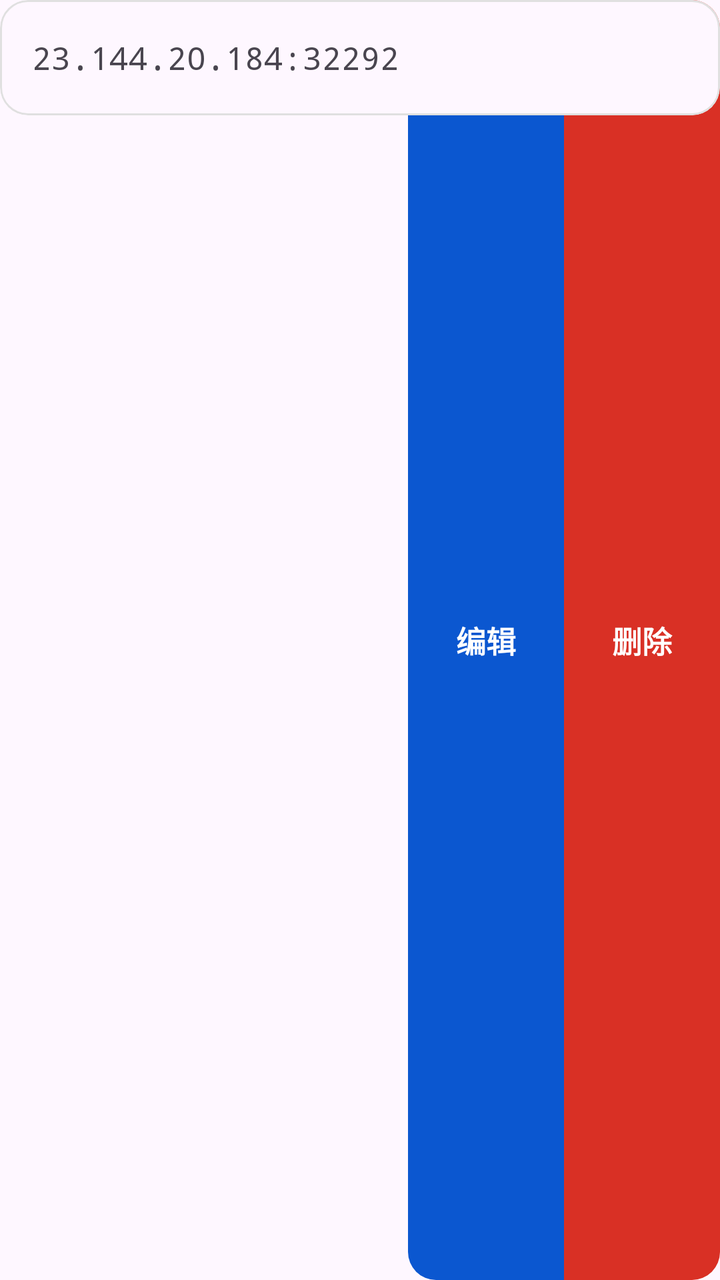
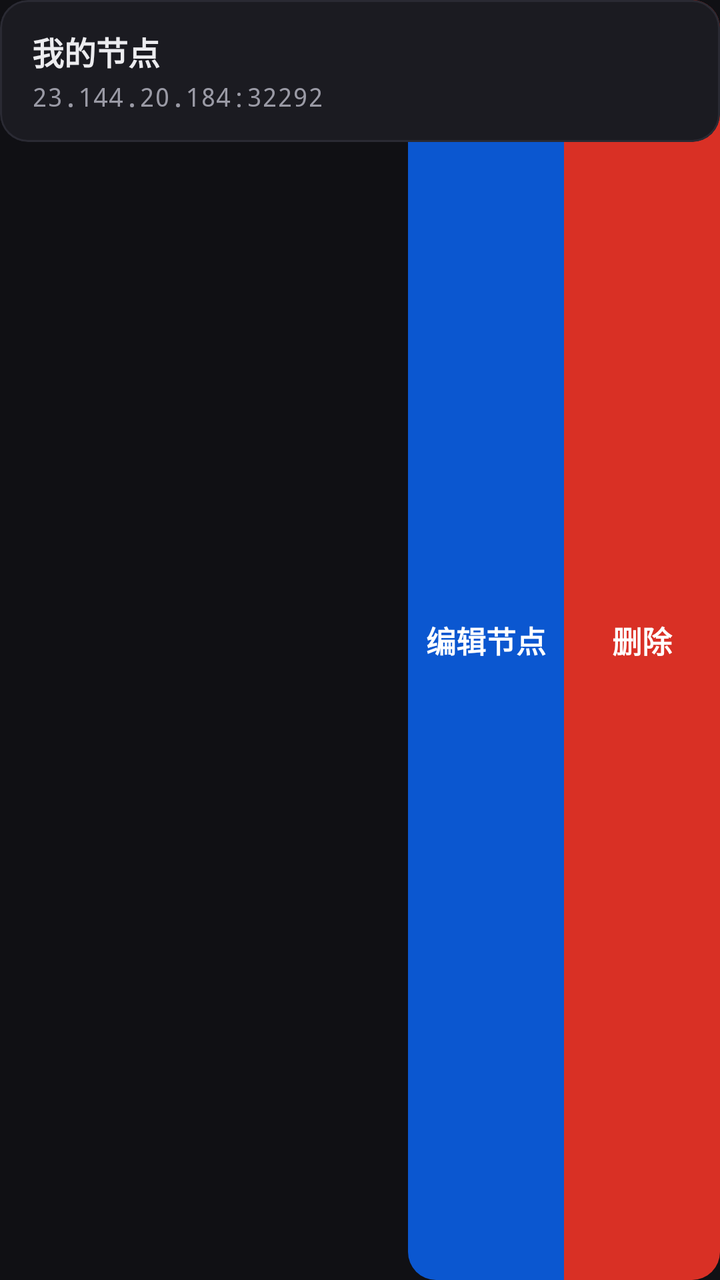

Before-and-after screenshots of an Android layout around one commit, followed by the original layout XML and the change that was made.
<!-- AndroidManifest.xml: application theme Theme.EchOS -->
<!-- res/layout/item_entry_card.xml -->
<?xml version="1.0" encoding="utf-8"?>
<FrameLayout xmlns:android="http://schemas.android.com/apk/res/android"
    xmlns:app="http://schemas.android.com/apk/res-auto"
    android:layout_width="match_parent"
    android:layout_height="wrap_content"
    android:layout_marginBottom="10dp">

    
    <LinearLayout
        android:id="@+id/actionBar"
        android:layout_width="match_parent"
        android:layout_height="match_parent"
        android:gravity="end|center_vertical"
        android:orientation="horizontal">

        <TextView
            android:id="@+id/btnEdit"
            android:layout_width="78dp"
            android:layout_height="match_parent"
            android:background="@drawable/bg_action_edit"
            android:gravity="center"
            android:text="编辑"
            android:textColor="#FFFFFF"
            android:textSize="15sp"
            android:textStyle="bold" />

        <TextView
            android:id="@+id/btnDelete"
            android:layout_width="78dp"
            android:layout_height="match_parent"
            android:background="@drawable/bg_action_delete"
            android:gravity="center"
            android:text="删除"
            android:textColor="#FFFFFF"
            android:textSize="15sp"
            android:textStyle="bold" />
    </LinearLayout>

    
    <com.google.android.material.card.MaterialCardView
        android:id="@+id/cardRoot"
        android:layout_width="match_parent"
        android:layout_height="wrap_content"
        android:clickable="true"
        android:focusable="true"
        app:cardCornerRadius="14dp"
        app:strokeWidth="1dp"
        app:strokeColor="#E0E0E0">

        <LinearLayout
            android:layout_width="match_parent"
            android:layout_height="wrap_content"
            android:gravity="center_vertical"
            android:orientation="horizontal"
            android:paddingHorizontal="16dp"
            android:paddingVertical="18dp">

            <TextView
                android:id="@+id/cardText"
                android:layout_width="0dp"
                android:layout_height="wrap_content"
                android:layout_weight="1"
                android:ellipsize="end"
                android:fontFamily="monospace"
                android:singleLine="true"
                android:text="23.144.20.184:32292"
                android:textSize="16sp" />

            <TextView
                android:id="@+id/cardActive"
                android:layout_width="wrap_content"
                android:layout_height="wrap_content"
                android:layout_marginStart="10dp"
                android:text="✓ 使用中"
                android:textColor="#0B57D0"
                android:textSize="13sp"
                android:textStyle="bold"
                android:visibility="gone" />
        </LinearLayout>
    </com.google.android.material.card.MaterialCardView>
</FrameLayout>
<!-- resources referenced by this layout -->
<resources>
  <!-- drawable bg_action_delete (drawable) -->
  <?xml version="1.0" encoding="utf-8"?>
  <shape xmlns:android="http://schemas.android.com/apk/res/android">
      <solid android:color="#D93025" />
      <corners
          android:topRightRadius="14dp"
          android:bottomRightRadius="14dp" />
  </shape>
  <!-- drawable bg_action_edit (drawable) -->
  <?xml version="1.0" encoding="utf-8"?>
  <shape xmlns:android="http://schemas.android.com/apk/res/android">
      <solid android:color="#0B57D0" />
      <corners
          android:topLeftRadius="14dp"
          android:bottomLeftRadius="14dp" />
  </shape>
  <style name="Theme.EchOS" parent="Theme.Material3.DayNight.NoActionBar" />
</resources>

<!-- the commit's change to res/layout/item_entry_card.xml (unified diff, before → after) -->
@@ -19,7 +19,7 @@
             android:layout_height="match_parent"
             android:background="@drawable/bg_action_edit"
             android:gravity="center"
-            android:text="编辑"
+            android:text="@string/edit_node"
             android:textColor="#FFFFFF"
             android:textSize="15sp"
             android:textStyle="bold" />
@@ -30,7 +30,7 @@
             android:layout_height="match_parent"
             android:background="@drawable/bg_action_delete"
             android:gravity="center"
-            android:text="删除"
+            android:text="@string/delete"
             android:textColor="#FFFFFF"
             android:textSize="15sp"
             android:textStyle="bold" />
@@ -43,9 +43,10 @@
         android:layout_height="wrap_content"
         android:clickable="true"
         android:focusable="true"
+        app:cardBackgroundColor="@color/ech_card"
         app:cardCornerRadius="14dp"
         app:strokeWidth="1dp"
-        app:strokeColor="#E0E0E0">
+        app:strokeColor="@color/ech_stroke">
 
         <LinearLayout
             android:layout_width="match_parent"
@@ -53,27 +54,51 @@
             android:gravity="center_vertical"
             android:orientation="horizontal"
             android:paddingHorizontal="16dp"
-            android:paddingVertical="18dp">
+            android:paddingVertical="14dp">
 
-            <TextView
-                android:id="@+id/cardText"
+            
+            <LinearLayout
                 android:layout_width="0dp"
                 android:layout_height="wrap_content"
                 android:layout_weight="1"
-                android:ellipsize="end"
-                android:fontFamily="monospace"
-                android:singleLine="true"
-                android:text="23.144.20.184:32292"
-                android:textSize="16sp" />
+                android:orientation="vertical">
 
+                <TextView
+                    android:id="@+id/cardTitle"
+                    android:layout_width="match_parent"
+                    android:layout_height="wrap_content"
+                    android:ellipsize="end"
+                    android:singleLine="true"
+                    android:text="我的节点"
+                    android:textColor="@color/ech_text"
+                    android:textSize="16sp"
+                    android:textStyle="bold" />
+
+                <TextView
+                    android:id="@+id/cardEndpoint"
+                    android:layout_width="match_parent"
+                    android:layout_height="wrap_content"
+                    android:layout_marginTop="2dp"
+                    android:ellipsize="end"
+                    android:fontFamily="monospace"
+                    android:singleLine="true"
+                    android:text="23.144.20.184:32292"
+                    android:textColor="@color/ech_sub"
+                    android:textSize="13sp" />
+            </LinearLayout>
+
+            
             <TextView
                 android:id="@+id/cardActive"
                 android:layout_width="wrap_content"
                 android:layout_height="wrap_content"
                 android:layout_marginStart="10dp"
-                android:text="✓ 使用中"
-                android:textColor="#0B57D0"
-                android:textSize="13sp"
+                android:background="@drawable/bg_active_badge"
+                android:paddingHorizontal="10dp"
+                android:paddingVertical="4dp"
+                android:text="@string/in_use"
+                android:textColor="#FFFFFF"
+                android:textSize="12sp"
                 android:textStyle="bold"
                 android:visibility="gone" />
         </LinearLayout>
<!-- resource entries referenced after the edit -->
@@ -1,5 +1,9 @@
 <!-- resources referenced by this layout -->
 <resources>
+  <color name="ech_card">#1B1B21</color>
+  <color name="ech_stroke">#2A2A33</color>
+  <color name="ech_sub">#9A9AA5</color>
+  <color name="ech_text">#ECECEF</color>
   <!-- drawable bg_action_delete (drawable) -->
   <?xml version="1.0" encoding="utf-8"?>
   <shape xmlns:android="http://schemas.android.com/apk/res/android">
@@ -16,6 +20,31 @@
           android:topLeftRadius="14dp"
           android:bottomLeftRadius="14dp" />
   </shape>
-  <style name="Theme.EchOS" parent="Theme.Material3.DayNight.NoActionBar" />
+  <!-- drawable bg_active_badge (drawable) -->
+  <?xml version="1.0" encoding="utf-8"?>
+  <shape xmlns:android="http://schemas.android.com/apk/res/android">
+      <solid android:color="@color/ech_green" />
+      <corners android:radius="10dp" />
+  </shape>
+  <string name="delete">删除</string>
+  <string name="edit_node">编辑节点</string>
+  <string name="in_use">使用中</string>
+  <style name="Theme.EchOS" parent="Theme.Material3.Dark.NoActionBar">
+          <item name="android:windowBackground">@color/ech_bg</item>
+          <item name="android:statusBarColor">@color/ech_topbar</item>
+          <item name="android:navigationBarColor">@color/ech_bg</item>
+          <item name="colorPrimary">@color/ech_green</item>
+          <item name="colorPrimaryVariant">@color/ech_green_bg</item>
+          <item name="colorOnPrimary">@color/ech_bg</item>
+          <item name="android:colorAccent">@color/ech_green</item>
+          <item name="android:textColorPrimary">@color/ech_text</item>
+          <item name="android:textColorSecondary">@color/ech_sub</item>
+          <item name="android:colorBackground">@color/ech_bg</item>
+          <item name="android:windowLightStatusBar">false</item>
+      </style>
+  <color name="ech_green">#34A853</color>
+  <color name="ech_bg">#101014</color>
+  <color name="ech_topbar">#17171C</color>
+  <color name="ech_green_bg">#1E3A28</color>
 </resources>
 
